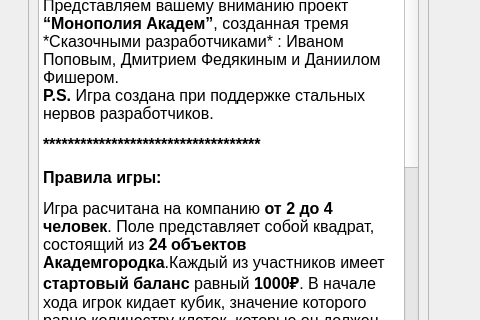
Old version of the form ui.ui in the repository iscrg/Monopoly; both pictures show x 752 to 1232 and y 153 to 473 of the 1232 by 898 pixel window.
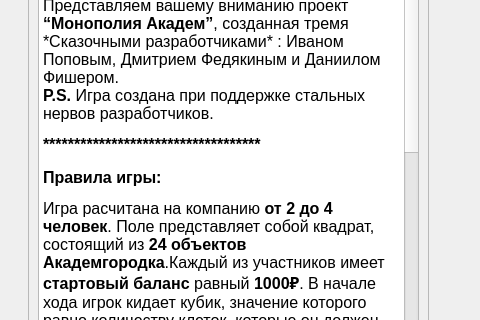
New version of the form. Icons and pictures are not drawn.

The edit to the form file:
```diff
--- a/ui.ui
+++ b/ui.ui
@@ -75,7 +75,7 @@
 &lt;h3 style=&quot; margin-top:14px; margin-bottom:12px; margin-left:0px; margin-right:0px; -qt-block-indent:0; text-indent:0px;&quot;&gt;&lt;span style=&quot; font-size:12pt; font-weight:600;&quot;&gt;Правила игры:&lt;/span&gt;&lt;/h3&gt;
 &lt;p style=&quot; margin-top:12px; margin-bottom:12px; margin-left:0px; margin-right:0px; -qt-block-indent:0; text-indent:0px;&quot;&gt;&lt;span style=&quot; font-size:12pt;&quot;&gt;Игра расчитана на компанию &lt;/span&gt;&lt;span style=&quot; font-size:12pt; font-weight:600;&quot;&gt;от 2 до 4 человек&lt;/span&gt;&lt;span style=&quot; font-size:12pt;&quot;&gt;. Поле представляет собой квадрат, состоящий из &lt;/span&gt;&lt;span style=&quot; font-size:12pt; font-weight:600;&quot;&gt;24 объектов Академгородка&lt;/span&gt;&lt;span style=&quot; font-size:12pt;&quot;&gt;.Каждый из участников имеет &lt;/span&gt;&lt;span style=&quot; font-size:12pt; font-weight:600;&quot;&gt;стартовый баланс&lt;/span&gt;&lt;span style=&quot; font-size:12pt;&quot;&gt; равный &lt;/span&gt;&lt;span style=&quot; font-size:12pt; font-weight:600;&quot;&gt;1000₽&lt;/span&gt;&lt;span style=&quot; font-size:12pt;&quot;&gt;. В начале хода игрок кидает кубик, значение которого равно количеству клеток, которые он должен пройти. При &lt;/span&gt;&lt;span style=&quot; font-size:12pt; font-weight:600;&quot;&gt;проходе полного круга&lt;/span&gt;&lt;span style=&quot; font-size:12pt;&quot;&gt; участник получает &lt;/span&gt;&lt;span style=&quot; font-size:12pt; font-weight:600;&quot;&gt;100₽&lt;/span&gt;&lt;span style=&quot; font-size:12pt;&quot;&gt;.&lt;/span&gt;&lt;/p&gt;
 &lt;p style=&quot; margin-top:12px; margin-bottom:12px; margin-left:0px; margin-right:0px; -qt-block-indent:0; text-indent:0px;&quot;&gt;&lt;span style=&quot; font-size:12pt;&quot;&gt;Существует &lt;/span&gt;&lt;span style=&quot; font-size:12pt; font-weight:600;&quot;&gt;3 типа объектов&lt;/span&gt;&lt;span style=&quot; font-size:12pt;&quot;&gt;, на которые пользователь может попасть:&lt;/span&gt;&lt;/p&gt;
-&lt;p style=&quot; margin-top:12px; margin-bottom:12px; margin-left:0px; margin-right:0px; -qt-block-indent:0; text-indent:0px;&quot;&gt;&lt;span style=&quot; font-size:12pt;&quot;&gt;— Те, которые может купить: Улицы, Ж/Д станции, Бункер, ТЦ и Общежитие №4&lt;br /&gt;— Те, которые может только посетить: Парковка ЭФ, НГУ и Гимназия №3&lt;br /&gt;— Карточки со случайными событиями&lt;br /&gt;&lt;br /&gt;При попадании на клетку &lt;/span&gt;&lt;span style=&quot; font-size:12pt; font-weight:600;&quot;&gt;“Поступайте в НГУ”&lt;/span&gt;&lt;span style=&quot; font-size:12pt;&quot;&gt; игрок &lt;/span&gt;&lt;span style=&quot; font-size:12pt; font-weight:600;&quot;&gt;пропускает 2 хода&lt;/span&gt;&lt;span style=&quot; font-size:12pt;&quot;&gt; и с его баланса списывается &lt;/span&gt;&lt;span style=&quot; font-size:12pt; font-weight:600;&quot;&gt;плата за обучение&lt;/span&gt;&lt;span style=&quot; font-size:12pt;&quot;&gt;. &lt;br /&gt;&lt;br /&gt;Если участник попал на &lt;/span&gt;&lt;span style=&quot; font-size:12pt; font-weight:600;&quot;&gt;объект&lt;/span&gt;&lt;span style=&quot; font-size:12pt;&quot;&gt;, который &lt;/span&gt;&lt;span style=&quot; font-size:12pt; font-weight:600;&quot;&gt;принадлежит другому игроку&lt;/span&gt;&lt;span style=&quot; font-size:12pt;&quot;&gt; - он обязан &lt;/span&gt;&lt;span style=&quot; font-size:12pt; font-weight:600;&quot;&gt;заплатить&lt;/span&gt;&lt;span style=&quot; font-size:12pt;&quot;&gt; ему &lt;/span&gt;&lt;span style=&quot; font-size:12pt; font-weight:600;&quot;&gt;ренту&lt;/span&gt;&lt;span style=&quot; font-size:12pt;&quot;&gt;. При &lt;/span&gt;&lt;span style=&quot; font-size:12pt; font-weight:600;&quot;&gt;отсутствии средств&lt;/span&gt;&lt;span style=&quot; font-size:12pt;&quot;&gt; пользователь может &lt;/span&gt;&lt;span style=&quot; font-size:12pt; font-weight:600;&quot;&gt;продавать&lt;/span&gt;&lt;span style=&quot; font-size:12pt;&quot;&gt; свою &lt;/span&gt;&lt;span style=&quot; font-size:12pt; font-weight:600;&quot;&gt;недвижимость&lt;/span&gt;&lt;span style=&quot; font-size:12pt;&quot;&gt;. &lt;br /&gt;&lt;/span&gt;&lt;span style=&quot; font-size:12pt; font-weight:600;&quot;&gt;За&lt;/span&gt;&lt;span style=&quot; font-size:12pt;&quot;&gt; &lt;/span&gt;&lt;span style=&quot; font-size:12pt; font-weight:600;&quot;&gt;полную коллекцию объектов&lt;/span&gt;&lt;span style=&quot; font-size:12pt;&quot;&gt; &lt;/span&gt;&lt;span style=&quot; font-size:12pt; font-weight:600;&quot;&gt;рента повышается&lt;/span&gt;&lt;span style=&quot; font-size:12pt;&quot;&gt;. Коллекция считается полной, если собраны улицы одного цвета или все Ж/Д станции или Бункер, ТЦ и Общежитие №4.&lt;br /&gt;&lt;br /&gt;Игрок &lt;/span&gt;&lt;span style=&quot; font-size:12pt; font-weight:600;&quot;&gt;проигрывает&lt;/span&gt;&lt;span style=&quot; font-size:12pt;&quot;&gt; в том случае, если он &lt;/span&gt;&lt;span style=&quot; font-size:12pt; font-weight:600;&quot;&gt;не может расплатиться&lt;/span&gt;&lt;span style=&quot; font-size:12pt;&quot;&gt; с обязательствами и &lt;/span&gt;&lt;span style=&quot; font-size:12pt; font-weight:600;&quot;&gt;побеждает&lt;/span&gt;&lt;span style=&quot; font-size:12pt;&quot;&gt;, если все остальные &lt;/span&gt;&lt;span style=&quot; font-size:12pt; font-weight:600;&quot;&gt;игроки выбыли&lt;/span&gt;&lt;span style=&quot; font-size:12pt;&quot;&gt;.&lt;/span&gt;&lt;/p&gt;
+&lt;p style=&quot; margin-top:12px; margin-bottom:12px; margin-left:0px; margin-right:0px; -qt-block-indent:0; text-indent:0px;&quot;&gt;&lt;span style=&quot; font-size:12pt;&quot;&gt;— Те, которые может купить: Улицы, Ж/Д станции, Бункер, ТЦ и Общежитие №4&lt;br /&gt;— Те, которые может только посетить: Парковка ЭФ, НГУ и Гимназия №3&lt;br /&gt;— Карточки со случайными событиями&lt;br /&gt;&lt;br /&gt;При попадании на клетку &lt;/span&gt;&lt;span style=&quot; font-size:12pt; font-weight:600;&quot;&gt;“Поступайте в НГУ”&lt;/span&gt;&lt;span style=&quot; font-size:12pt;&quot;&gt; игрок &lt;/span&gt;&lt;span style=&quot; font-size:12pt; font-weight:600;&quot;&gt;пропускает 2 хода&lt;/span&gt;&lt;span style=&quot; font-size:12pt;&quot;&gt; и с его баланса списывается &lt;/span&gt;&lt;span style=&quot; font-size:12pt; font-weight:600;&quot;&gt;плата за обучение&lt;/span&gt;&lt;span style=&quot; font-size:12pt;&quot;&gt;. &lt;br /&gt;&lt;br /&gt;Если участник попал на &lt;/span&gt;&lt;span style=&quot; font-size:12pt; font-weight:600;&quot;&gt;объект&lt;/span&gt;&lt;span style=&quot; font-size:12pt;&quot;&gt;, который &lt;/span&gt;&lt;span style=&quot; font-size:12pt; font-weight:600;&quot;&gt;принадлежит другому игроку&lt;/span&gt;&lt;span style=&quot; font-size:12pt;&quot;&gt; - он обязан &lt;/span&gt;&lt;span style=&quot; font-size:12pt; font-weight:600;&quot;&gt;заплатить&lt;/span&gt;&lt;span style=&quot; font-size:12pt;&quot;&gt; ему &lt;/span&gt;&lt;span style=&quot; font-size:12pt; font-weight:600;&quot;&gt;ренту&lt;/span&gt;&lt;span style=&quot; font-size:12pt;&quot;&gt;. При &lt;/span&gt;&lt;span style=&quot; font-size:12pt; font-weight:600;&quot;&gt;отсутствии средств&lt;/span&gt;&lt;span style=&quot; font-size:12pt;&quot;&gt; пользователь может &lt;/span&gt;&lt;span style=&quot; font-size:12pt; font-weight:600;&quot;&gt;продавать&lt;/span&gt;&lt;span style=&quot; font-size:12pt;&quot;&gt; свою &lt;/span&gt;&lt;span style=&quot; font-size:12pt; font-weight:600;&quot;&gt;недвижимость&lt;/span&gt;&lt;span style=&quot; font-size:12pt;&quot;&gt;. &lt;br /&gt;&lt;/span&gt;&lt;span style=&quot; font-size:12pt; font-weight:600;&quot;&gt;За&lt;/span&gt;&lt;span style=&quot; font-size:12pt;&quot;&gt; &lt;/span&gt;&lt;span style=&quot; font-size:12pt; font-weight:600;&quot;&gt;полную коллекцию объектов&lt;/span&gt;&lt;span style=&quot; font-size:12pt;&quot;&gt; &lt;/span&gt;&lt;span style=&quot; font-size:12pt; font-weight:600;&quot;&gt;рента повышается&lt;/span&gt;&lt;span style=&quot; font-size:12pt;&quot;&gt;. Коллекция считается полной, если собраны улицы одного цвета или все Ж/Д станции или Бункер, ТЦ и Общежитие №4. &lt;/span&gt;&lt;span style=&quot; font-size:12pt; font-weight:600;&quot;&gt;Стоимость ренты&lt;/span&gt;&lt;span style=&quot; font-size:12pt;&quot;&gt; пишется &lt;/span&gt;&lt;span style=&quot; font-size:12pt; font-weight:600;&quot;&gt;в чате после описания&lt;/span&gt;&lt;span style=&quot; font-size:12pt;&quot;&gt; улице в формате &lt;/span&gt;&lt;span style=&quot; font-size:12pt; font-weight:600;&quot;&gt;[рента для не полного комплекта | рента для полного комплекта].&lt;/span&gt;&lt;span style=&quot; font-size:12pt;&quot;&gt;&lt;br /&gt;&lt;br /&gt;Игрок &lt;/span&gt;&lt;span style=&quot; font-size:12pt; font-weight:600;&quot;&gt;проигрывает&lt;/span&gt;&lt;span style=&quot; font-size:12pt;&quot;&gt; в том случае, если он &lt;/span&gt;&lt;span style=&quot; font-size:12pt; font-weight:600;&quot;&gt;не может расплатиться&lt;/span&gt;&lt;span style=&quot; font-size:12pt;&quot;&gt; с обязательствами и &lt;/span&gt;&lt;span style=&quot; font-size:12pt; font-weight:600;&quot;&gt;побеждает&lt;/span&gt;&lt;span style=&quot; font-size:12pt;&quot;&gt;, если все остальные &lt;/span&gt;&lt;span style=&quot; font-size:12pt; font-weight:600;&quot;&gt;игроки выбыли&lt;/span&gt;&lt;span style=&quot; font-size:12pt;&quot;&gt;.&lt;/span&gt;&lt;/p&gt;
 &lt;p style=&quot; margin-top:12px; margin-bottom:12px; margin-left:0px; margin-right:0px; -qt-block-indent:0; text-indent:0px;&quot;&gt;&lt;span style=&quot; font-size:12pt; font-weight:600;&quot;&gt;***********************************&lt;/span&gt;&lt;/p&gt;
 &lt;h3 style=&quot; margin-top:14px; margin-bottom:12px; margin-left:0px; margin-right:0px; -qt-block-indent:0; text-indent:0px;&quot;&gt;&lt;span style=&quot; font-size:large; font-weight:600;&quot;&gt;Удачной игры!&lt;/span&gt;&lt;/h3&gt;
 &lt;hr /&gt;
```
